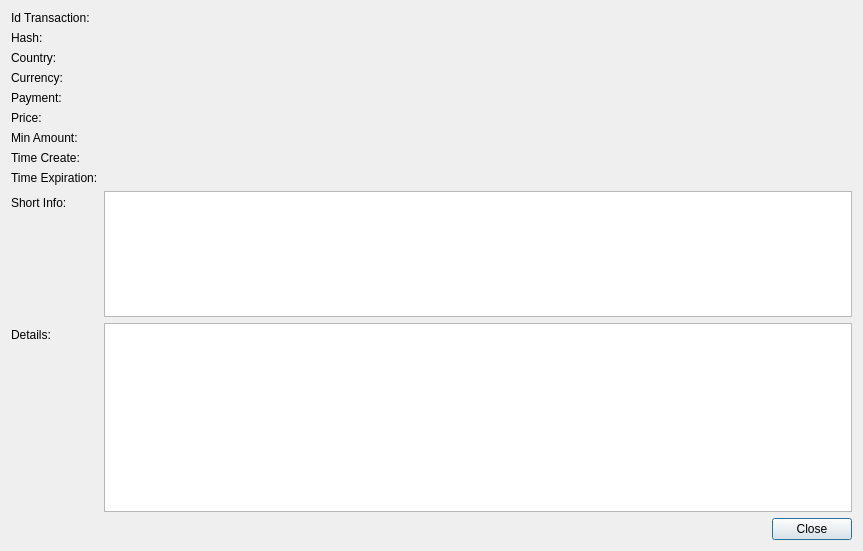
This is src/qt/forms/offerdetailsview.ui in ivansib/sibcoin-old as Qt 5 draws it before an edit. The edited form follows.
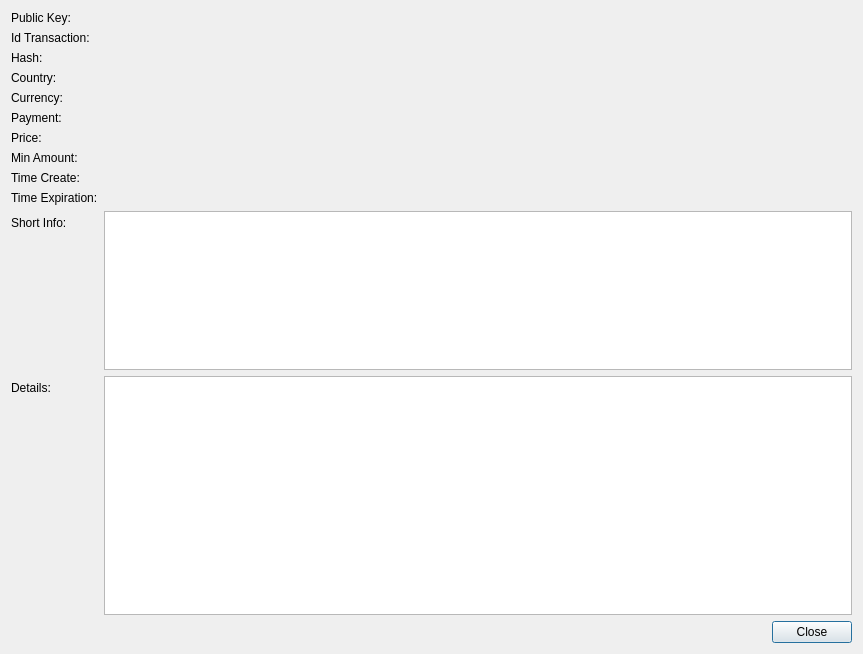
This is the edited form.

The edit to the form file:
```diff
--- a/src/qt/forms/offerdetailsview.ui
+++ b/src/qt/forms/offerdetailsview.ui
@@ -7,7 +7,7 @@
     <x>0</x>
     <y>0</y>
     <width>863</width>
-    <height>551</height>
+    <height>654</height>
    </rect>
   </property>
   <property name="windowTitle">
@@ -15,13 +15,33 @@
   </property>
   <layout class="QFormLayout" name="formLayout">
    <item row="0" column="0">
+    <widget class="QLabel" name="label_12">
+     <property name="text">
+      <string>Public Key:</string>
+     </property>
+    </widget>
+   </item>
+   <item row="0" column="1">
+    <widget class="QLabel" name="lEditPubKey">
+     <property name="sizePolicy">
+      <sizepolicy hsizetype="Expanding" vsizetype="Preferred">
+       <horstretch>0</horstretch>
+       <verstretch>0</verstretch>
+      </sizepolicy>
+     </property>
+     <property name="text">
+      <string/>
+     </property>
+    </widget>
+   </item>
+   <item row="1" column="0">
     <widget class="QLabel" name="label">
      <property name="text">
       <string>Id Transaction:</string>
      </property>
     </widget>
    </item>
-   <item row="0" column="1">
+   <item row="1" column="1">
     <widget class="QLabel" name="lEditId">
      <property name="sizePolicy">
       <sizepolicy hsizetype="Expanding" vsizetype="Preferred">
@@ -37,14 +57,14 @@
      </property>
     </widget>
    </item>
-   <item row="1" column="0">
+   <item row="2" column="0">
     <widget class="QLabel" name="label_2">
      <property name="text">
       <string>Hash:</string>
      </property>
     </widget>
    </item>
-   <item row="1" column="1">
+   <item row="2" column="1">
     <widget class="QLabel" name="lEditHash">
      <property name="sizePolicy">
       <sizepolicy hsizetype="Expanding" vsizetype="Preferred">
@@ -60,14 +80,14 @@
      </property>
     </widget>
    </item>
-   <item row="2" column="0">
+   <item row="3" column="0">
     <widget class="QLabel" name="label_3">
      <property name="text">
       <string>Country:</string>
      </property>
     </widget>
    </item>
-   <item row="2" column="1">
+   <item row="3" column="1">
     <widget class="QLabel" name="lEditCountry">
      <property name="sizePolicy">
       <sizepolicy hsizetype="Expanding" vsizetype="Preferred">
@@ -83,14 +103,14 @@
      </property>
     </widget>
    </item>
-   <item row="3" column="0">
+   <item row="4" column="0">
     <widget class="QLabel" name="label_4">
      <property name="text">
       <string>Currency:</string>
      </property>
     </widget>
    </item>
-   <item row="3" column="1">
+   <item row="4" column="1">
     <widget class="QLabel" name="lEditCurrency">
      <property name="sizePolicy">
       <sizepolicy hsizetype="Expanding" vsizetype="Preferred">
@@ -106,14 +126,14 @@
      </property>
     </widget>
    </item>
-   <item row="4" column="0">
+   <item row="5" column="0">
     <widget class="QLabel" name="label_5">
      <property name="text">
       <string>Payment:</string>
      </property>
     </widget>
    </item>
-   <item row="4" column="1">
+   <item row="5" column="1">
     <widget class="QLabel" name="lEditPayment">
      <property name="sizePolicy">
       <sizepolicy hsizetype="Expanding" vsizetype="Preferred">
@@ -129,14 +149,14 @@
      </property>
     </widget>
    </item>
-   <item row="5" column="0">
+   <item row="6" column="0">
     <widget class="QLabel" name="label_6">
      <property name="text">
       <string>Price:</string>
      </property>
     </widget>
    </item>
-   <item row="5" column="1">
+   <item row="6" column="1">
     <widget class="QLabel" name="lEditPrice">
      <property name="sizePolicy">
       <sizepolicy hsizetype="Expanding" vsizetype="Preferred">
@@ -152,14 +172,14 @@
      </property>
     </widget>
    </item>
-   <item row="6" column="0">
+   <item row="7" column="0">
     <widget class="QLabel" name="label_7">
      <property name="text">
       <string>Min Amount:</string>
      </property>
     </widget>
    </item>
-   <item row="6" column="1">
+   <item row="7" column="1">
     <widget class="QLabel" name="lEditMinAmount">
      <property name="sizePolicy">
       <sizepolicy hsizetype="Expanding" vsizetype="Preferred">
@@ -175,14 +195,14 @@
      </property>
     </widget>
    </item>
-   <item row="7" column="0">
+   <item row="8" column="0">
     <widget class="QLabel" name="label_8">
      <property name="text">
       <string>Time Create:</string>
      </property>
     </widget>
    </item>
-   <item row="7" column="1">
+   <item row="8" column="1">
     <widget class="QLabel" name="lEditTimeCreate">
      <property name="sizePolicy">
       <sizepolicy hsizetype="Expanding" vsizetype="Preferred">
@@ -198,14 +218,14 @@
      </property>
     </widget>
    </item>
-   <item row="8" column="0">
+   <item row="9" column="0">
     <widget class="QLabel" name="label_9">
      <property name="text">
       <string>Time Expiration:</string>
      </property>
     </widget>
    </item>
-   <item row="8" column="1">
+   <item row="9" column="1">
     <widget class="QLabel" name="lEditTimeExpiration">
      <property name="sizePolicy">
       <sizepolicy hsizetype="Expanding" vsizetype="Preferred">
@@ -221,14 +241,14 @@
      </property>
     </widget>
    </item>
-   <item row="9" column="0">
+   <item row="10" column="0">
     <widget class="QLabel" name="label_10">
      <property name="text">
       <string>Short Info:</string>
      </property>
     </widget>
    </item>
-   <item row="9" column="1">
+   <item row="10" column="1">
     <widget class="QTextBrowser" name="tEditShortInfo">
      <property name="sizePolicy">
       <sizepolicy hsizetype="Expanding" vsizetype="Expanding">
@@ -241,14 +261,14 @@
      </property>
     </widget>
    </item>
-   <item row="10" column="0">
+   <item row="11" column="0">
     <widget class="QLabel" name="label_11">
      <property name="text">
       <string>Details:</string>
      </property>
     </widget>
    </item>
-   <item row="10" column="1">
+   <item row="11" column="1">
     <widget class="QTextBrowser" name="tEditDetails">
      <property name="sizePolicy">
       <sizepolicy hsizetype="Expanding" vsizetype="Expanding">
@@ -261,7 +281,7 @@
      </property>
     </widget>
    </item>
-   <item row="11" column="1">
+   <item row="12" column="1">
     <layout class="QHBoxLayout" name="horizontalLayout">
      <item>
       <spacer name="horizontalSpacer">
```
